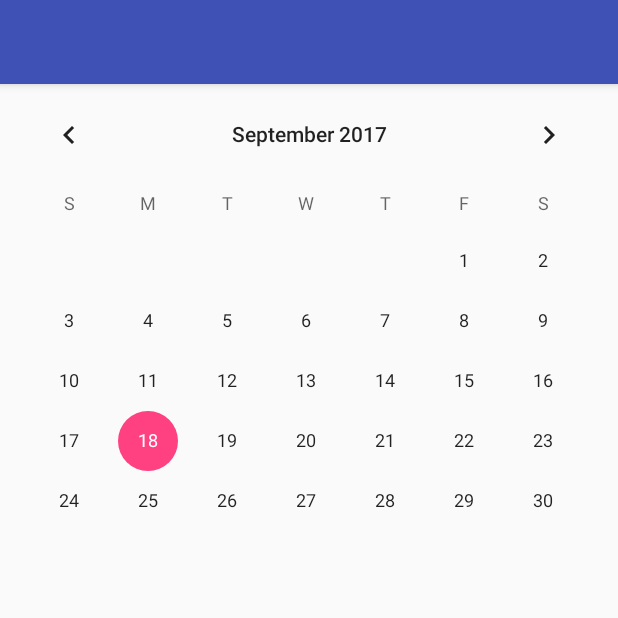
After one commit to Debkanya-Mazumder/Tempus, an Android app: the Calendar screen opened directly, with no data from a screen before it, on a phone screen of 412 x 824 dp, the top half of it. The commit adds this screen. Run offline under Robolectric (Android 15) with nearby library versions, the phone set to English and light mode, and no system bars.

Commit message:
//calendar

```diff
--- /dev/null
+++ b/app/src/main/java/com/nutricioapp/debkanya/tempus/Calendar.java
@@ -0,0 +1,30 @@
+package com.nutricioapp.debkanya.tempus;
+
+import android.support.v7.app.AppCompatActivity;
+import android.os.Bundle;
+import android.util.Log;
+import android.widget.CalendarView;
+
+public class Calendar extends AppCompatActivity {
+
+
+    private static final String TAG = "CalendarActivity";
+
+    private CalendarView mCalendarView;
+    @Override
+    protected void onCreate(Bundle savedInstanceState) {
+        super.onCreate(savedInstanceState);
+        setContentView(R.layout.activity_calendar);
+
+
+        mCalendarView  = (CalendarView) findViewById(R.id.calendarView);
+        mCalendarView.setOnDateChangeListener(new CalendarView.OnDateChangeListener()
+        {
+            public void onSelectedDayChange(CalendarView calendarView, int year , int month, int day)
+            {
+                String date = (month + 1) + "/"  + day + "/" + year;
+                Log.d("calendar:",date);
+            }
+        });
+    }
+}
--- /dev/null
+++ b/app/src/main/res/layout/activity_calendar.xml
@@ -0,0 +1,19 @@
+<?xml version="1.0" encoding="utf-8"?>
+<android.support.constraint.ConstraintLayout xmlns:android="http://schemas.android.com/apk/res/android"
+    xmlns:app="http://schemas.android.com/apk/res-auto"
+    xmlns:tools="http://schemas.android.com/tools"
+    android:layout_width="match_parent"
+    android:layout_height="match_parent"
+    tools:context="com.nutricioapp.debkanya.tempus.Calendar">
+
+
+    <CalendarView
+        android:layout_width="match_parent"
+        android:layout_height="match_parent"
+        android:id="@+id/calendarView">
+
+
+
+
+    </CalendarView>
+</android.support.constraint.ConstraintLayout>
--- a/app/src/main/res/layout/activity_start_page.xml
+++ b/app/src/main/res/layout/activity_start_page.xml
@@ -11,16 +11,19 @@
         android:layout_height="wrap_content">
 
         <Button
+            android:id="@+id/btn_startpg_calendar"
             android:layout_width="match_parent"
             android:layout_height="match_parent"
             android:text="CALENDAR"/>
 
         <Button
+            android:id="@+id/btn_startpg_track"
             android:layout_width="match_parent"
             android:layout_height="match_parent"
             android:text="TRACK"/>
 
         <Button
+            android:id="@+id/btn_startpg_lists"
             android:layout_width="match_parent"
             android:layout_height="match_parent"
             android:text="LISTS"/>
--- /dev/null
+++ b/settings.gradle
@@ -0,0 +1 @@
+include ':app'
```
Also changed, not shown: app/src/main/AndroidManifest.xml (+9 -1 lines), app/src/main/java/com/nutricioapp/debkanya/tempus/StartPage.java (+12 -0 lines), build.gradle (added, +23 -0 lines), gradle.properties (added, +17 -0 lines), gradle/wrapper/gradle-wrapper.properties (added), 4 other files.
